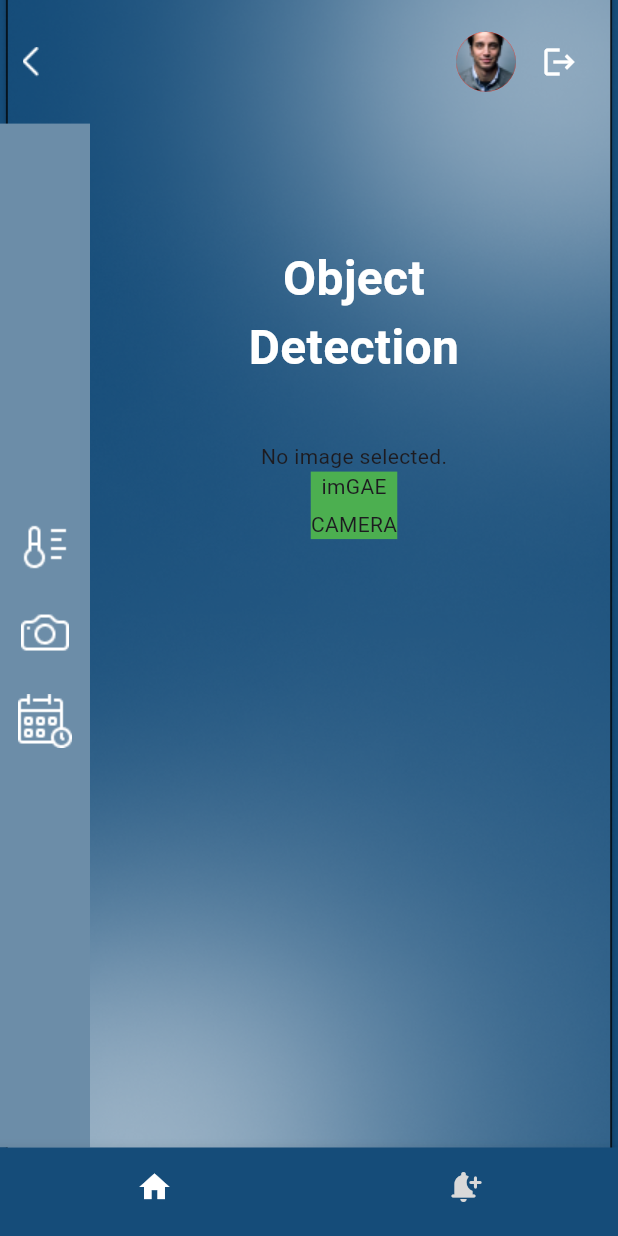
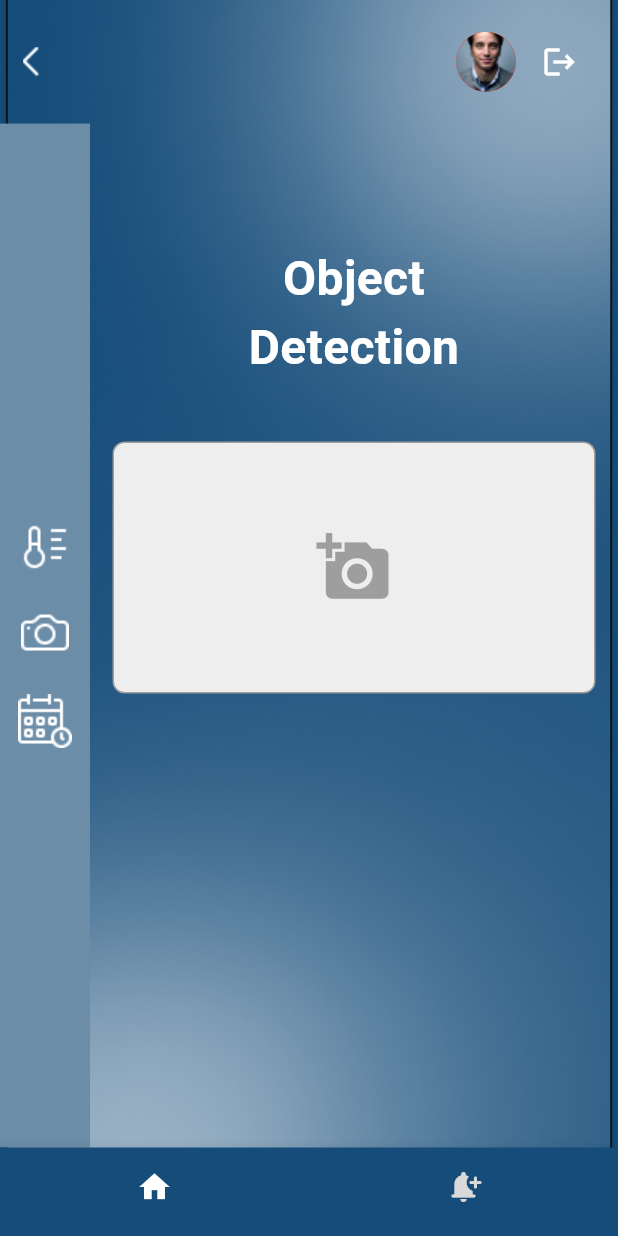
Before and after one commit to uroojmajid2000/smartpetfeeder, a Flutter app: the CameraScreen screen opened by its route, on a phone screen of 412 x 824 dp. Run offline on Flutter 3.47's test engine with Material 3 defaults, Android fonts, the light colour scheme and no system bars; our stand-ins replace fluttertoast, get, image_picker, table_calendar; missing offline and left inert: simple_table_calendar, time_picker_spinner_pop_up; Roboto replaces fonts that are missing (Montserrat).

Commit message:
updated code

```diff
--- a/lib/view/camerascreen/camera_screen.dart
+++ b/lib/view/camerascreen/camera_screen.dart
@@ -45,17 +45,54 @@ class _CameraScreenState extends State<CameraScreen> {
   }
 
   Widget _buildImageContainer() {
-    if (_imageFile == null) {
-      return const Center(child: Text('No image selected.'));
-    } else {
-      return kIsWeb
-          ? Container(
-              height: 168, width: 400, child: Image.network(_imageFile!.path))
-          : Container(
-              height: 168,
-              width: 400,
-              child: Image.file(File(_imageFile!.path)));
-    }
+    return GestureDetector(
+      onTap: () => _showImageSourceActionSheet(context),
+      child: Container(
+        height: 168,
+        width: double.infinity,
+        decoration: BoxDecoration(
+          color: Colors.grey[200],
+          borderRadius: BorderRadius.circular(8),
+          border: Border.all(color: Colors.grey),
+        ),
+        child: _imageFile == null
+            ? Icon(Icons.add_a_photo, color: Colors.grey, size: 50)
+            : kIsWeb
+                ? Image.network(_imageFile!.path, fit: BoxFit.contain)
+                : Image.file(File(_imageFile!.path), fit: BoxFit.cover),
+      ),
+    );
+  }
+
+  void _showImageSourceActionSheet(BuildContext context) {
+    showModalBottomSheet(
+      context: context,
+      builder: (context) {
+        return SafeArea(
+          child: Column(
+            mainAxisSize: MainAxisSize.min,
+            children: <Widget>[
+              ListTile(
+                leading: Icon(Icons.photo_library),
+                title: Text('Gallery'),
+                onTap: () {
+                  Navigator.pop(context);
+                  _pickImage(ImageSource.gallery);
+                },
+              ),
+              ListTile(
+                leading: Icon(Icons.photo_camera),
+                title: Text('Camera'),
+                onTap: () {
+                  Navigator.pop(context);
+                  _pickImage(ImageSource.camera);
+                },
+              ),
+            ],
+          ),
+        );
+      },
+    );
   }
 
   Widget _getBody() {
@@ -107,41 +144,6 @@ class _CameraScreenState extends State<CameraScreen> {
               // )
 
               _buildImageContainer(),
-
-              // FloatingActionButton(
-              //   onPressed: () => _pickImage(ImageSource.gallery),
-              //   heroTag: 'gallery',
-              //   tooltip: 'Pick Image from Gallery',
-              //   child: const Icon(Icons.photo),
-              // ),
-              // const SizedBox(height: 16),
-              // FloatingActionButton(
-              //   onPressed: () => _pickImage(ImageSource.camera),
-              //   heroTag: 'camera',
-              //   tooltip: 'Take a Photo',
-              //   child: const Icon(Icons.camera_alt),
-              // ),
-
-              Container(
-                color: Colors.green,
-                child: Column(
-                  children: [
-                    GestureDetector(
-                        onTap: () {
-                          _pickImage(ImageSource.gallery);
-                        },
-                        child: Text("imGAE")),
-                    SizedBox(
-                      height: 5,
-                    ),
-                    GestureDetector(
-                        onTap: () {
-                          _pickImage(ImageSource.camera);
-                        },
-                        child: Text("CAMERA")),
-                  ],
-                ),
-              )
             ],
           ),
         ),
```
